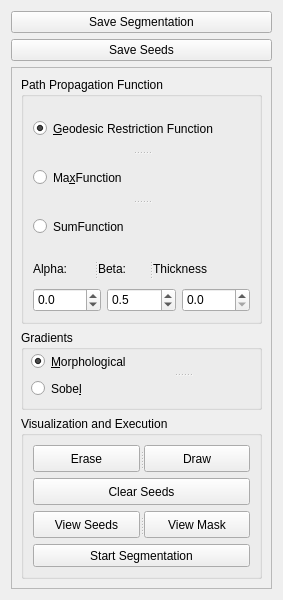
Above: BIAL-GUI/ui/segmentationwidget.ui from GIBIS-UNIFESP/BIAL before the change. Below: the same form after it.
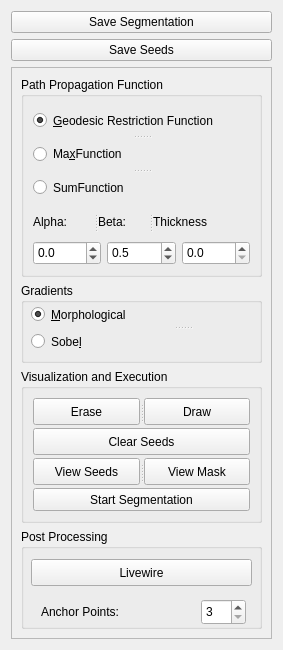
That is the form after the change.

Diff of the .ui file:
```diff
--- a/BIAL-GUI/ui/segmentationwidget.ui
+++ b/BIAL-GUI/ui/segmentationwidget.ui
@@ -7,7 +7,7 @@
     <x>0</x>
     <y>0</y>
     <width>283</width>
-    <height>600</height>
+    <height>650</height>
    </rect>
   </property>
   <property name="windowTitle">
@@ -16,6 +16,9 @@
   <layout class="QGridLayout" name="gridLayout_2">
    <item row="2" column="0">
     <widget class="QScrollArea" name="scrollArea">
+     <property name="enabled">
+      <bool>true</bool>
+     </property>
      <property name="horizontalScrollBarPolicy">
       <enum>Qt::ScrollBarAlwaysOff</enum>
      </property>
@@ -31,8 +34,7 @@
         <x>0</x>
         <y>0</y>
         <width>263</width>
-        <height>512</height>
-
+        <height>568</height>
        </rect>
       </property>
       <layout class="QGridLayout" name="gridLayout">
@@ -362,6 +364,79 @@
          </layout>
         </widget>
        </item>
+       <item row="4" column="0">
+        <widget class="QGroupBox" name="groupBoxPost">
+         <property name="minimumSize">
+          <size>
+           <width>0</width>
+           <height>100</height>
+          </size>
+         </property>
+         <property name="title">
+          <string>Post Processing</string>
+         </property>
+         <widget class="QPushButton" name="LiveWirePostButton">
+          <property name="geometry">
+           <rect>
+            <x>10</x>
+            <y>30</y>
+            <width>221</width>
+            <height>27</height>
+           </rect>
+          </property>
+          <property name="sizePolicy">
+           <sizepolicy hsizetype="Minimum" vsizetype="Fixed">
+            <horstretch>0</horstretch>
+            <verstretch>0</verstretch>
+           </sizepolicy>
+          </property>
+          <property name="minimumSize">
+           <size>
+            <width>221</width>
+            <height>27</height>
+           </size>
+          </property>
+          <property name="text">
+           <string>Livewire</string>
+          </property>
+          <property name="checkable">
+           <bool>false</bool>
+          </property>
+         </widget>
+         <widget class="QSpinBox" name="AnchorPointsspinBox">
+          <property name="geometry">
+           <rect>
+            <x>180</x>
+            <y>70</y>
+            <width>45</width>
+            <height>26</height>
+           </rect>
+          </property>
+          <property name="minimum">
+           <number>3</number>
+          </property>
+         </widget>
+         <widget class="QLabel" name="label_4">
+          <property name="geometry">
+           <rect>
+            <x>20</x>
+            <y>70</y>
+            <width>111</width>
+            <height>27</height>
+           </rect>
+          </property>
+          <property name="minimumSize">
+           <size>
+            <width>0</width>
+            <height>27</height>
+           </size>
+          </property>
+          <property name="text">
+           <string>&lt;html&gt;&lt;head/&gt;&lt;body&gt;&lt;p&gt;Anchor Points:&lt;/p&gt;&lt;/body&gt;&lt;/html&gt;</string>
+          </property>
+         </widget>
+        </widget>
+       </item>
       </layout>
      </widget>
     </widget>
```
Left out of the diff: 2 changed lines with no effect on the pictures.
